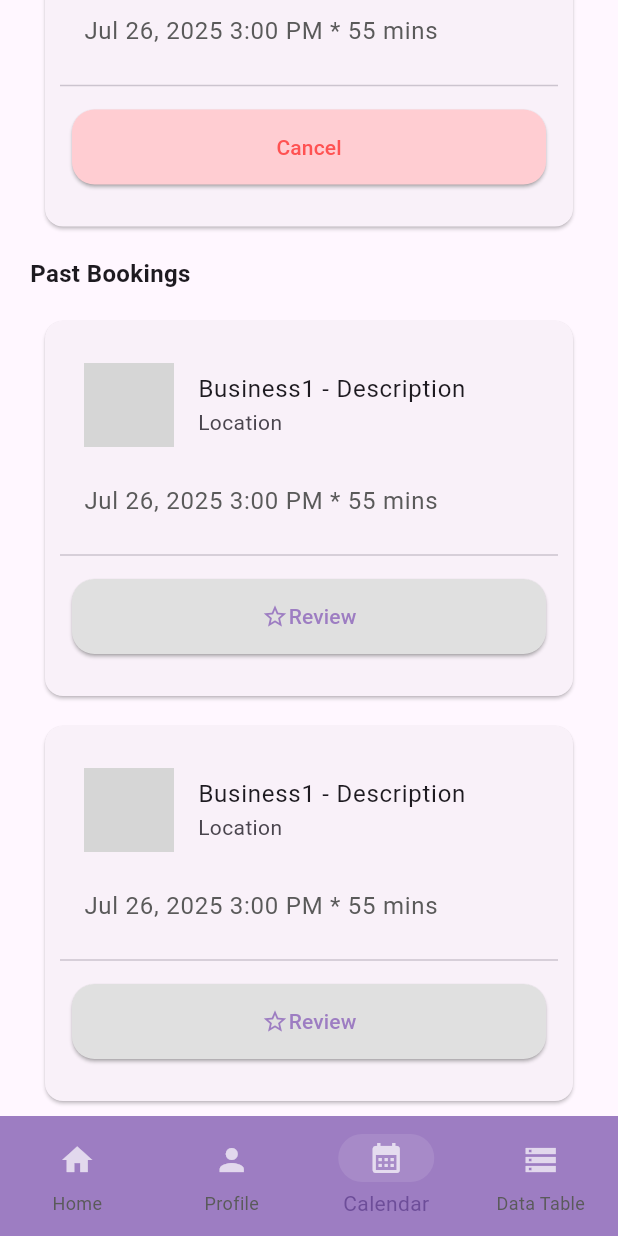
After one commit to virmon/flutter-riverpod-boilerplate, a Flutter app: the screen it shows after launch, item 3 of the bottom bar chosen, scrolled down 295 dp, after a tap on "Cancel", on a phone screen of 412 x 824 dp. The commit adds this screen. Run offline on Flutter 3.47's test engine with Material 3 defaults, Android fonts, the phone set to English and light mode, and no system bars; our stand-ins replace easy_date_timeline, flutter_form_builder, flutter_layout_grid, flutter_riverpod, form_builder_validators, go_router; network calls fail; grey boxes are pictures that could not be loaded.

Commit message:
added custom cards

```diff
--- /dev/null
+++ b/lib/src/common/booking_card_widget.dart
@@ -0,0 +1,77 @@
+import 'package:flutter/material.dart';
+import 'package:flutter_riverpod_boilerplate/src/common/cancel_button_widget.dart';
+import 'package:flutter_riverpod_boilerplate/src/common/review_button_widget.dart';
+import 'package:flutter_riverpod_boilerplate/src/constants/app_colors.dart';
+
+class BookingCardWidget extends StatelessWidget {
+  final String buttonText;
+
+  const BookingCardWidget({super.key, this.buttonText = 'Book'});
+
+  @override
+  Widget build(BuildContext context) {
+    final screenWidth = MediaQuery.of(context).size.width;
+    final isMobileView = screenWidth < 600;
+
+    return Card(
+      margin: const EdgeInsets.symmetric(horizontal: 30, vertical: 10),
+      child: Padding(
+        padding: const EdgeInsets.symmetric(horizontal: 10, vertical: 20),
+        child: Column(
+          crossAxisAlignment: CrossAxisAlignment.center,
+          children: [
+            ListTile(
+              leading: CircleAvatar(
+                radius: 30,
+                backgroundImage: NetworkImage(
+                  'https://picsum.photos/250?image=64',
+                ),
+                backgroundColor: Colors.transparent,
+              ),
+              title: const Text('Business1 - Description'),
+              subtitle: const Text('Location'),
+            ),
+            ListTile(
+              title: Text(
+                'Jul 26, 2025 3:00 PM * 55 mins',
+                style: TextStyle(color: AppColors.grey),
+              ),
+            ),
+            Divider(),
+            Padding(
+              padding: const EdgeInsets.all(8.0),
+              child: Builder(
+                builder: (context) {
+                  switch (buttonText) {
+                    case 'Cancel':
+                      return CancelButtonWidget();
+                    case 'Review':
+                      return ReviewButtonWidget();
+                    default:
+                      return ElevatedButton(
+                        onPressed: () => {},
+                        style: ElevatedButton.styleFrom(
+                          backgroundColor: AppColors.violetC2,
+                          foregroundColor: Colors.white,
+                          shadowColor: Colors.grey,
+                          padding: EdgeInsets.symmetric(
+                            horizontal: 20,
+                            vertical: 15,
+                          ),
+                          shape: RoundedRectangleBorder(
+                            borderRadius: BorderRadius.circular(15),
+                          ),
+                          minimumSize: Size(double.infinity, 50),
+                        ),
+                        child: Text(buttonText),
+                      );
+                  }
+                },
+              ),
+            ),
+          ],
+        ),
+      ),
+    );
+  }
+}
--- /dev/null
+++ b/lib/src/common/cancel_button_widget.dart
@@ -0,0 +1,26 @@
+import 'package:flutter/material.dart';
+
+class CancelButtonWidget extends StatelessWidget {
+  const CancelButtonWidget({super.key});
+
+  @override
+  Widget build(BuildContext context) {
+    return ElevatedButton(
+      onPressed: () => {},
+      style: ElevatedButton.styleFrom(
+        backgroundColor: Colors.red.shade100, // Background color of the button
+        foregroundColor: Colors.redAccent, // Color of the text and icon
+        shadowColor: Colors.grey, // Color of the shadow
+        padding: EdgeInsets.symmetric(
+          horizontal: 20,
+          vertical: 15,
+        ), // Padding// Text style
+        shape: RoundedRectangleBorder(
+          borderRadius: BorderRadius.circular(15), // Rounded corners
+        ),
+        minimumSize: Size(double.infinity, 50),
+      ),
+      child: Text('Cancel'),
+    );
+  }
+}
--- /dev/null
+++ b/lib/src/common/review_button_widget.dart
@@ -0,0 +1,25 @@
+import 'package:flutter/material.dart';
+import 'package:flutter_riverpod_boilerplate/src/constants/app_colors.dart';
+
+class ReviewButtonWidget extends StatelessWidget {
+  const ReviewButtonWidget({super.key});
+
+  @override
+  Widget build(BuildContext context) {
+    return ElevatedButton(
+      onPressed: () => {},
+      style: ElevatedButton.styleFrom(
+        backgroundColor: Colors.grey.shade300,
+        foregroundColor: AppColors.violetC2,
+        shadowColor: Colors.grey,
+        padding: EdgeInsets.symmetric(horizontal: 20, vertical: 15),
+        shape: RoundedRectangleBorder(borderRadius: BorderRadius.circular(15)),
+        minimumSize: Size(double.infinity, 50),
+      ),
+      child: Row(
+        mainAxisAlignment: MainAxisAlignment.center,
+        children: [Icon(Icons.star_outline), Text('Review')],
+      ),
+    );
+  }
+}
--- /dev/null
+++ b/lib/src/feature/examples/calendar_root.dart
@@ -0,0 +1,104 @@
+import 'package:flutter/material.dart';
+import 'package:flutter_riverpod_boilerplate/src/common/booking_card_widget.dart';
+import 'package:flutter_riverpod_boilerplate/src/routing/app_router.dart';
+import 'package:go_router/go_router.dart';
+
+class CalendarRoot extends StatefulWidget {
+  const CalendarRoot({super.key});
+
+  @override
+  State<CalendarRoot> createState() => _CalendarRootState();
+}
+
+class _CalendarRootState extends State<CalendarRoot> {
+  @override
+  Widget build(BuildContext context) {
+    return SingleChildScrollView(
+      child: Column(
+        crossAxisAlignment: CrossAxisAlignment.start,
+        children: [
+          Padding(
+            padding: const EdgeInsets.symmetric(
+              vertical: 10.0,
+              horizontal: 20.0,
+            ),
+            child: Text(
+              'Book Now',
+              style: TextStyle(fontWeight: FontWeight.bold, fontSize: 16),
+            ),
+          ),
+          SingleChildScrollView(
+            scrollDirection: Axis.horizontal,
+            child: Padding(
+              padding: const EdgeInsets.symmetric(horizontal: 30, vertical: 10),
+              child: Row(
+                spacing: 25.0,
+                children: [
+                  MouseRegion(
+                    cursor: SystemMouseCursors.click,
+                    child: GestureDetector(
+                      onTap: () =>
+                          context.goNamed(AppRoute.calendarDetail.name),
+                      child: Column(
+                        children: [
+                          CircleAvatar(
+                            radius: 30,
+                            backgroundImage: NetworkImage(
+                              'https://picsum.photos/250?image=9',
+                            ),
+                          ),
+                          Text('Business1'),
+                        ],
+                      ),
+                    ),
+                  ),
+                  MouseRegion(
+                    cursor: SystemMouseCursors.click,
+                    child: GestureDetector(
+                      onTap: () =>
+                          context.goNamed(AppRoute.calendarDetail.name),
+                      child: Column(
+                        children: [
+                          CircleAvatar(
+                            radius: 30,
+                            backgroundImage: NetworkImage(
+                              'https://picsum.photos/250?image=237',
+                            ),
+                          ),
+                          Text('Business2'),
+                        ],
+                      ),
+                    ),
+                  ),
+                ],
+              ),
+            ),
+          ),
+          Padding(
+            padding: const EdgeInsets.symmetric(
+              vertical: 10.0,
+              horizontal: 20.0,
+            ),
+            child: Text(
+              'Upcoming',
+              style: TextStyle(fontWeight: FontWeight.bold, fontSize: 16),
+            ),
+          ),
+          BookingCardWidget(buttonText: 'Cancel'),
+          Padding(
+            padding: const EdgeInsets.symmetric(
+              vertical: 10.0,
+              horizontal: 20.0,
+            ),
+            child: Text(
+              'Past Bookings',
+              style: TextStyle(fontWeight: FontWeight.bold, fontSize: 16),
+            ),
+          ),
+          BookingCardWidget(buttonText: 'Review'),
+          BookingCardWidget(buttonText: 'Review'),
+        ],
+      ),
+    );
+  }
+}
--- /dev/null
+++ b/lib/src/feature/examples/inline_calendar.dart
@@ -0,0 +1,51 @@
+import 'package:easy_date_timeline/easy_date_timeline.dart';
+import 'package:flutter/material.dart';
+import 'package:flutter_riverpod_boilerplate/src/common/booking_card_widget.dart';
+
+class InlineCalendar extends StatefulWidget {
+  const InlineCalendar({super.key});
+
+  @override
+  State<InlineCalendar> createState() => _InlineCalendarState();
+}
+
+class _InlineCalendarState extends State<InlineCalendar> {
+  DateTime _selectedDate = DateTime.now();
+
+  @override
+  Widget build(BuildContext context) {
+    return SingleChildScrollView(
+      child: Column(
+        crossAxisAlignment: CrossAxisAlignment.start,
+        children: [
+          Padding(
+            padding: const EdgeInsets.fromLTRB(10, 30, 10, 10),
+            child: ListTile(
+              leading: CircleAvatar(
+                radius: 30,
+                backgroundImage: NetworkImage(
+                  'https://picsum.photos/250?image=9',
+                ),
+                backgroundColor: Colors.transparent,
+              ),
+              title: Text('Business1'),
+            ),
+          ),
+          EasyDateTimeLinePicker(
+            firstDate: DateTime(2025, 1, 1),
+            lastDate: DateTime(2030, 12, 31),
+            focusedDate: _selectedDate,
+            onDateChange: (date) {
+              setState(() {
+                _selectedDate = date;
+              });
+            },
+          ),
+          BookingCardWidget(),
+          BookingCardWidget(),
+          BookingCardWidget(),
+        ],
+      ),
+    );
+  }
+}
--- a/lib/src/routing/app_navigation_bar.dart
+++ b/lib/src/routing/app_navigation_bar.dart
@@ -7,6 +7,7 @@ class NavigationLabel {
   static const home = 'Home';
   static const profile = 'Profile';
   static const dataTable = 'Data Table';
+  static const calendar = 'Calendar';
 }
 
 class AppNavigationBar extends StatelessWidget {
--- a/lib/src/routing/app_router.dart
+++ b/lib/src/routing/app_router.dart
@@ -1,7 +1,8 @@
 import 'package:flutter/material.dart';
 import 'package:flutter_riverpod/flutter_riverpod.dart';
 import 'package:flutter_riverpod_boilerplate/src/feature/authentication/auth_gate.dart';
-import 'package:flutter_riverpod_boilerplate/src/feature/examples/schedule_list.dart';
+import 'package:flutter_riverpod_boilerplate/src/feature/examples/inline_calendar.dart';
+import 'package:flutter_riverpod_boilerplate/src/feature/examples/calendar_root.dart';
 import 'package:flutter_riverpod_boilerplate/src/feature/home/data_table.dart';
 import 'package:flutter_riverpod_boilerplate/src/feature/home/grid.dart';
 import 'package:flutter_riverpod_boilerplate/src/routing/app_navigation_bar.dart';
@@ -15,11 +16,14 @@ final _shellNavigatorHomeKey = GlobalKey<NavigatorState>(
 final _shellNavigatorProfileKey = GlobalKey<NavigatorState>(
   debugLabel: 'shellProfile',
 );
+final _shellNavigatorCalendarKey = GlobalKey<NavigatorState>(
+  debugLabel: 'shellCalendar',
+);
 final _shellNavigatorDataTableKey = GlobalKey<NavigatorState>(
   debugLabel: 'shellDataTable',
 );
 
-enum AppRoute { signIn, home, profile, dataTable }
+enum AppRoute { signIn, home, profile, dataTable, calendar, calendarDetail }
 
 final goRouterProvider = Provider((ref) {
   return GoRouter(
@@ -66,6 +70,25 @@ final goRouterProvider = Provider((ref) {
             ],
           ),
           StatefulShellBranch(
+            navigatorKey: _shellNavigatorCalendarKey,
+            routes: [
+              GoRoute(
+                path: '/calendar',
+                name: AppRoute.calendar.name,
+                pageBuilder: (context, state) =>
+                    const NoTransitionPage(child: CalendarRoot()),
+                routes: [
+                  GoRoute(
+                    path: '/calendarDetail',
+                    name: AppRoute.calendarDetail.name,
+                    pageBuilder: (context, state) =>
+                        const NoTransitionPage(child: InlineCalendar()),
+                  ),
+                ],
+              ),
+            ],
+          ),
+          StatefulShellBranch(
             navigatorKey: _shellNavigatorDataTableKey,
             routes: [
               GoRoute(
--- a/lib/src/routing/scaffold_with_navigation_bar.dart
+++ b/lib/src/routing/scaffold_with_navigation_bar.dart
@@ -30,6 +30,10 @@ class ScaffoldWithNavigationBar extends StatelessWidget {
             icon: Icon(Icons.person, color: Colors.white70),
           ),
           NavigationDestination(
+            label: NavigationLabel.calendar,
+            icon: Icon(Icons.calendar_month, color: Colors.white70),
+          ),
+          NavigationDestination(
             label: NavigationLabel.dataTable,
             icon: Icon(Icons.storage, color: Colors.white70),
           ),
--- a/lib/src/routing/scaffold_with_navigation_rail.dart
+++ b/lib/src/routing/scaffold_with_navigation_rail.dart
@@ -32,6 +32,10 @@ class ScaffoldWithNavigationRail extends StatelessWidget {
                 icon: Icon(Icons.person, color: Colors.white70),
               ),
               NavigationRailDestination(
+                label: Text(NavigationLabel.calendar),
+                icon: Icon(Icons.calendar_month, color: Colors.white70),
+              ),
+              NavigationRailDestination(
                 label: Text(NavigationLabel.dataTable),
                 icon: Icon(Icons.storage, color: Colors.white70),
               ),
```
